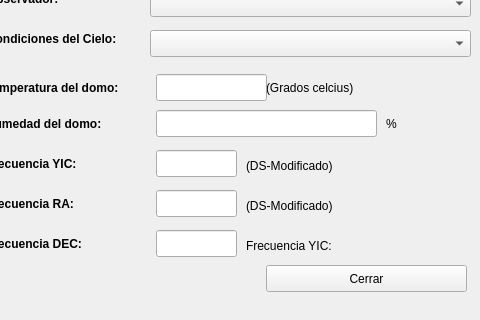
Before: the Qt Designer form cabecerasfits.ui in joselp/observe-qt, drawn with Qt 5; both pictures show x 544 to 1024 and y 220 to 540 of the 1024 by 540 pixel window.
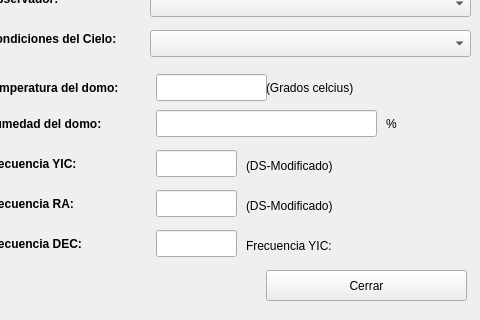
After: the same form once the commit is applied.

What changed in the file:
```diff
--- a/cabecerasfits.ui
+++ b/cabecerasfits.ui
@@ -1015,9 +1015,9 @@
    <property name="geometry">
     <rect>
      <x>810</x>
-     <y>485</y>
+     <y>490</y>
      <width>201</width>
-     <height>27</height>
+     <height>31</height>
     </rect>
    </property>
    <property name="text">
```
